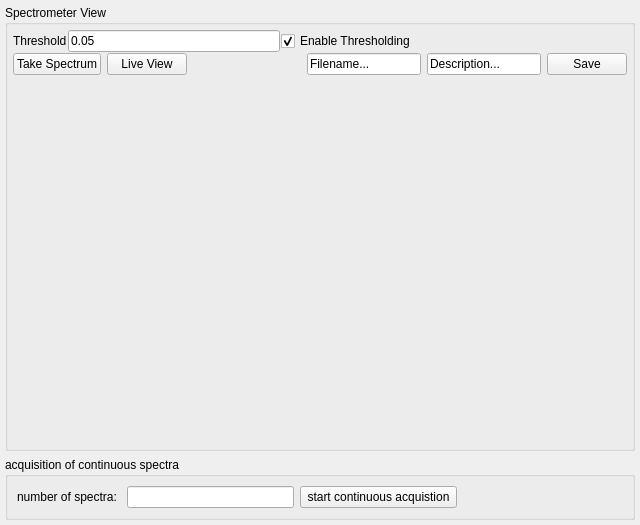
Before: the Qt Designer form nplab/instrument/spectrometer/spectrometer_view.ui in nanophotonics/nplab, drawn with Qt 5.
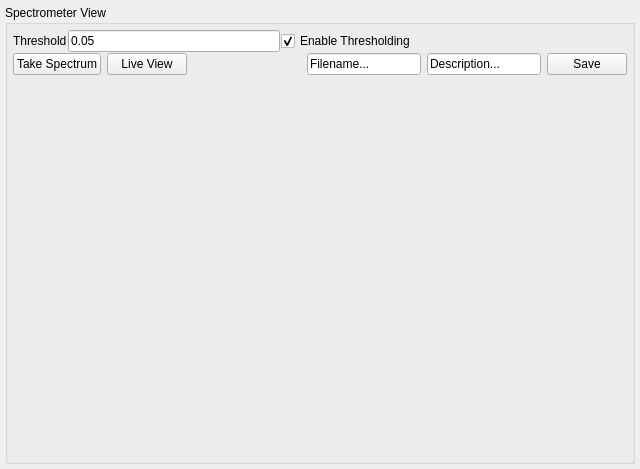
After: the same form once the commit is applied.

Commit message: Removed continuous acquisition in Spectrometer Display UI

```diff
--- a/nplab/instrument/spectrometer/spectrometer_view.ui
+++ b/nplab/instrument/spectrometer/spectrometer_view.ui
@@ -7,7 +7,7 @@
     <x>0</x>
     <y>0</y>
     <width>640</width>
-    <height>525</height>
+    <height>469</height>
    </rect>
   </property>
   <property name="windowTitle">
@@ -210,45 +210,6 @@
      </layout>
     </widget>
    </item>
-   <item>
-    <widget class="QGroupBox" name="continuousAcquisttionGroupBox">
-     <property name="title">
-      <string>acquisition of continuous spectra</string>
-     </property>
-     <layout class="QHBoxLayout" name="horizontalLayout_2">
-      <item>
-       <widget class="QLabel" name="label">
-        <property name="text">
-         <string>number of spectra: </string>
-        </property>
-       </widget>
-      </item>
-      <item>
-       <widget class="QLineEdit" name="spectraToSave"/>
-      </item>
-      <item>
-       <widget class="QPushButton" name="startContAcq">
-        <property name="text">
-         <string> start continuous acquistion </string>
-        </property>
-       </widget>
-      </item>
-      <item>
-       <spacer name="horizontalSpacer_2">
-        <property name="orientation">
-         <enum>Qt::Horizontal</enum>
-        </property>
-        <property name="sizeHint" stdset="0">
-         <size>
-          <width>40</width>
-          <height>20</height>
-         </size>
-        </property>
-       </spacer>
-      </item>
-     </layout>
-    </widget>
-   </item>
   </layout>
  </widget>
  <resources/>
```
Left out of the diff: 30 changed lines with no effect on the pictures. The commit also changes 1 other file.
